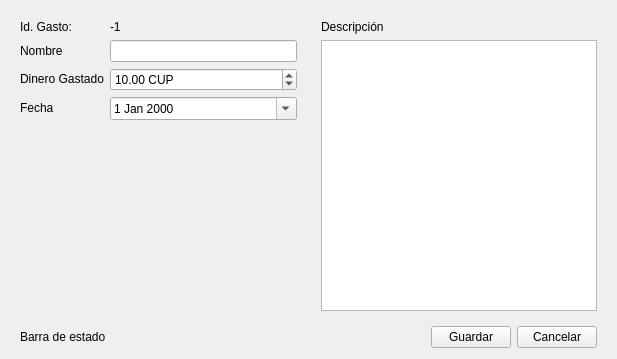
Qt form view/ui/expense_form.ui (R0land013/blue-pos) before a commit.
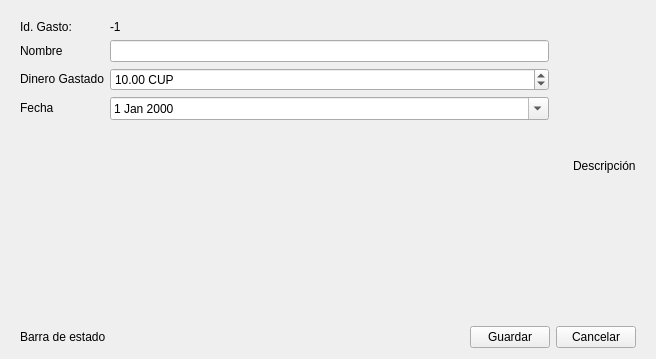
The same form after that commit.

The edit to the form file:
```diff
--- a/view/ui/expense_form.ui
+++ b/view/ui/expense_form.ui
@@ -6,7 +6,7 @@
    <rect>
     <x>0</x>
     <y>0</y>
-    <width>617</width>
+    <width>656</width>
     <height>359</height>
    </rect>
   </property>
@@ -173,9 +173,6 @@
            </property>
           </widget>
          </item>
-         <item>
-          <widget class="QPlainTextEdit" name="description_plain_text_edit"/>
-         </item>
         </layout>
        </widget>
       </item>
```
Left out of the diff: 2 changed lines with no effect on the pictures.
